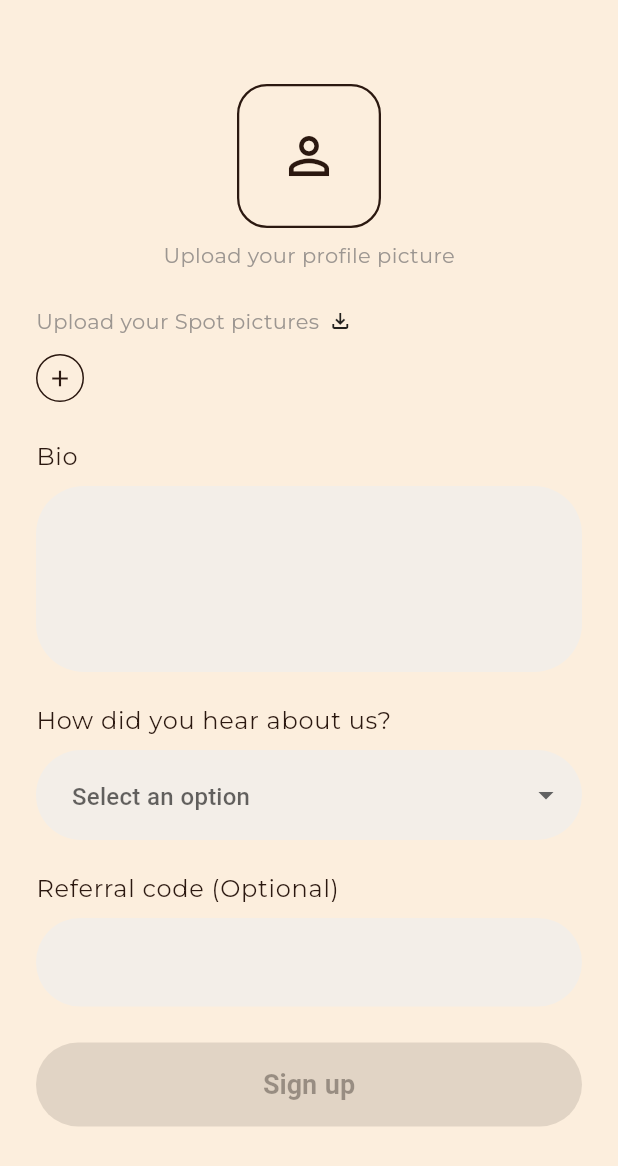
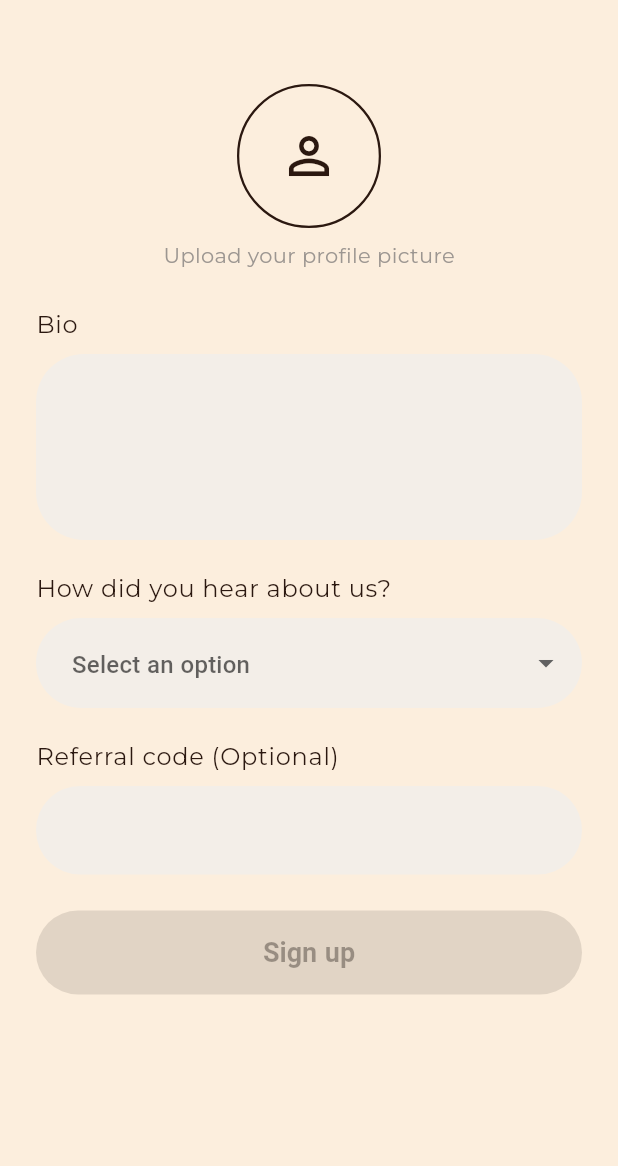
Before and after one commit to Sommy1710/spotcube, a Flutter app: the SpotOwnerSignupStep2Screen screen opened by its route, on a phone screen of 412 x 824 dp. Shown: the top 1166 px of the screen. Run offline on Flutter 3.47's test engine with Material 3 defaults, Android fonts, the phone set to English and light mode, and no system bars; our stand-ins replace cookie_jar, cross_file, dio, dio_cookie_manager, flutter_riverpod, flutter_svg and 3 more; Roboto replaces fonts that are missing (Arimo).

Commit message:
image filepath fixed for signup upload (web version)

```diff
--- a/lib/features/auth/screens/spotowner_signup_step2_screen.dart
+++ b/lib/features/auth/screens/spotowner_signup_step2_screen.dart
@@ -1,4 +1,4 @@
-import 'dart:io';
+import 'dart:typed_data';
 
 import 'package:flutter/material.dart';
 import 'package:flutter_riverpod/flutter_riverpod.dart';
@@ -26,8 +26,8 @@ class _SpotOwnerSignupStep2ScreenState extends ConsumerState<SpotOwnerSignupStep
   final _referralController = TextEditingController();
   final _picker = ImagePicker();
 
-  File? _profileImage;
-  final List<File> _spotImages = [];
+  XFile? _profileImage;
+  Uint8List? _profileImageBytes;
   String? _hearAboutUs;
   bool _isLoading = false;
 
@@ -40,13 +40,12 @@ class _SpotOwnerSignupStep2ScreenState extends ConsumerState<SpotOwnerSignupStep
 
   Future<void> _pickProfileImage() async {
     final image = await _picker.pickImage(source: ImageSource.gallery);
-    if (image != null) setState(() => _profileImage = File(image.path));
-  }
-
-  Future<void> _pickSpotImage() async {
-    if (_spotImages.length >= 3) return;
-    final image = await _picker.pickImage(source: ImageSource.gallery);
-    if (image != null) setState(() => _spotImages.add(File(image.path)));
+    if (image == null) return;
+    final bytes = await image.readAsBytes();
+    setState(() {
+      _profileImage = image;
+      _profileImageBytes = bytes;
+    });
   }
 
   Future<void> _handleSignUp(SpotOwnerSignupDraft draft) async {
@@ -98,16 +97,16 @@ class _SpotOwnerSignupStep2ScreenState extends ConsumerState<SpotOwnerSignupStep
                     width: 96,
                     height: 96,
                     decoration: BoxDecoration(
-                      borderRadius: BorderRadius.circular(20),
+                      shape: BoxShape.circle,
                       border: Border.all(color: AppColors.textPrimary, width: 1.5),
-                      image: _profileImage != null
+                      image: _profileImageBytes != null
                           ? DecorationImage(
-                              image: FileImage(_profileImage!),
+                              image: MemoryImage(_profileImageBytes!),
                               fit: BoxFit.cover,
                             )
                           : null,
                     ),
-                    child: _profileImage == null
+                    child: _profileImageBytes == null
                         ? const Icon(Icons.person_outline, size: 40, color: AppColors.textPrimary)
                         : null,
                   ),
@@ -115,38 +114,6 @@ class _SpotOwnerSignupStep2ScreenState extends ConsumerState<SpotOwnerSignupStep
               ),
               const SizedBox(height: 8),
               const Center(child: Text('Upload your profile picture')),
-              const SizedBox(height: 24),
-              Row(
-                children: [
-                  const Text('Upload your Spot pictures'),
-                  const SizedBox(width: 6),
-                  const Icon(Icons.file_download_outlined, size: 16),
-                ],
-              ),
-              const SizedBox(height: 12),
-              Row(
-                children: [
-                  for (final image in _spotImages) ...[
-                    _SpotImageTile(file: image),
-                    const SizedBox(width: 12),
-                  ],
-                  if (_spotImages.length < 3)
-                    GestureDetector(
-                      onTap: _pickSpotImage,
-                      child: Container(
-                        width: 32,
-                        height: 32,
-                        decoration: const BoxDecoration(
-                          shape: BoxShape.circle,
-                          border: Border.fromBorderSide(
-                            BorderSide(color: AppColors.textPrimary),
-                          ),
-                        ),
-                        child: const Icon(Icons.add, size: 18, color: AppColors.textPrimary),
-                      ),
-                    ),
-                ],
-              ),
               const SizedBox(height: 24),
               Text('Bio', style: Theme.of(context).textTheme.bodyLarge),
               const SizedBox(height: 8),
@@ -184,17 +151,3 @@ class _SpotOwnerSignupStep2ScreenState extends ConsumerState<SpotOwnerSignupStep
     );
   }
 }
-
-class _SpotImageTile extends StatelessWidget {
-  const _SpotImageTile({required this.file});
-
-  final File file;
-
-  @override
-  Widget build(BuildContext context) {
-    return ClipRRect(
-      borderRadius: BorderRadius.circular(12),
-      child: Image.file(file, width: 64, height: 80, fit: BoxFit.cover),
-    );
-  }
-}
--- a/pubspec.yaml
+++ b/pubspec.yaml
@@ -39,6 +39,7 @@ dependencies:
   go_router: ^14.8.1
   google_fonts: ^6.2.1
   image_picker: ^1.1.2
+  cross_file: ^0.3.5
   dio: ^5.7.0
   cookie_jar: ^4.0.8
   dio_cookie_manager: ^3.1.1
```
Also changed, not shown: lib/data/repositories/auth_repository.dart (+15 -10 lines), lib/features/auth/screens/customer_signup_screen.dart (+43 -8 lines), lib/features/auth/screens/otp_screen.dart (+28 -2 lines), lib/features/auth/screens/spotowner_signup_step1_screen.dart (+28 -6 lines), pubspec.lock.
